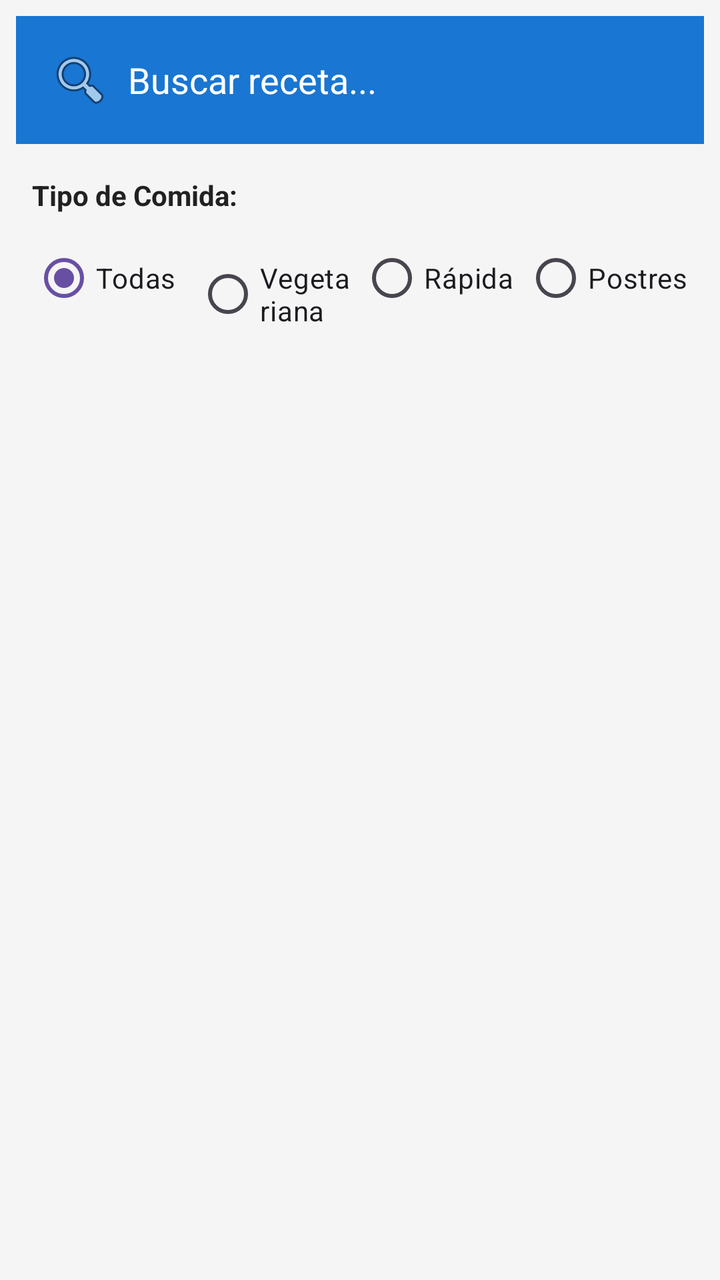
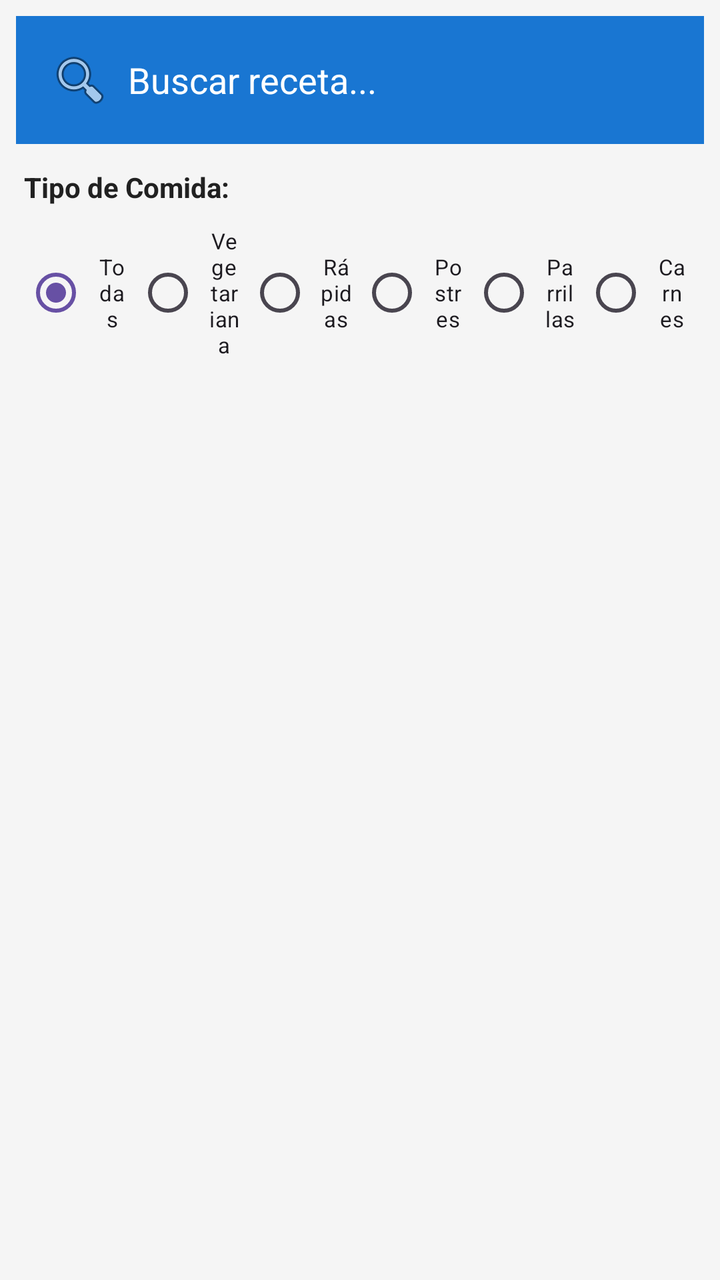

Two renders of the same Android screen: before a commit and after it. Below are the layout's source before the change and the commit's diff.
<!-- AndroidManifest.xml: application theme Theme.Bibliotecadigital -->
<!-- res/layout/activity_search.xml -->
<?xml version="1.0" encoding="utf-8"?>
<LinearLayout xmlns:android="http://schemas.android.com/apk/res/android"
    android:layout_width="match_parent"
    android:layout_height="match_parent"
    android:orientation="vertical"
    android:background="#F5F5F5">

    <EditText
        android:id="@+id/searchEditText"
        android:layout_width="match_parent"
        android:layout_height="wrap_content"
        android:hint="Buscar receta..."
        android:padding="16dp"
        android:background="#1976D2"
        android:textColorHint="@android:color/white"
        android:textColor="@android:color/white"
        android:drawableLeft="@android:drawable/ic_menu_search"
        android:drawablePadding="8dp"
        android:layout_margin="8dp" />

    <LinearLayout
        android:layout_width="match_parent"
        android:layout_height="wrap_content"
        android:orientation="vertical"
        android:padding="8dp">

        <TextView
            android:layout_width="wrap_content"
            android:layout_height="wrap_content"
            android:text="Tipo de Comida:"
            android:textStyle="bold"
            android:textColor="#212121"
            android:layout_marginStart="8dp" />

        <RadioGroup
            android:id="@+id/filterRadioGroup"
            android:layout_width="match_parent"
            android:layout_height="wrap_content"
            android:orientation="horizontal"
            android:padding="8dp">

            <RadioButton
                android:id="@+id/filterAll"
                android:layout_width="0dp"
                android:layout_height="wrap_content"
                android:layout_weight="1"
                android:text="Todas"
                android:checked="true" />

            <RadioButton
                android:id="@+id/filterVegetarian"
                android:layout_width="0dp"
                android:layout_height="wrap_content"
                android:layout_weight="1"
                android:text="Vegetariana" />

            <RadioButton
                android:id="@+id/filterFast"
                android:layout_width="0dp"
                android:layout_height="wrap_content"
                android:layout_weight="1"
                android:text="Rápida" />

            <RadioButton
                android:id="@+id/filterDesserts"
                android:layout_width="0dp"
                android:layout_height="wrap_content"
                android:layout_weight="1"
                android:text="Postres" />
        </RadioGroup>

    </LinearLayout>

    <androidx.recyclerview.widget.RecyclerView
        android:id="@+id/recipesRecyclerView"
        android:layout_width="match_parent"
        android:layout_height="match_parent"
        android:padding="8dp"
        android:clipToPadding="false" />

</LinearLayout>
<!-- resources referenced by this layout -->
<resources>
  <style name="Theme.Bibliotecadigital" parent="Base.Theme.Bibliotecadigital" />
  <style name="Base.Theme.Bibliotecadigital" parent="Theme.Material3.DayNight.NoActionBar">
          
          
      </style>
</resources>

<!-- the commit's change to res/layout/activity_search.xml (unified diff, before → after) -->
@@ -5,6 +5,7 @@
     android:orientation="vertical"
     android:background="#F5F5F5">
 
+    
     <EditText
         android:id="@+id/searchEditText"
         android:layout_width="match_parent"
@@ -18,11 +19,15 @@
         android:drawablePadding="8dp"
         android:layout_margin="8dp" />
 
+    
     <LinearLayout
         android:layout_width="match_parent"
         android:layout_height="wrap_content"
         android:orientation="vertical"
-        android:padding="8dp">
+        android:paddingStart="12dp"
+        android:paddingEnd="12dp"
+        android:paddingTop="4dp"
+        android:paddingBottom="4dp">
 
         <TextView
             android:layout_width="wrap_content"
@@ -30,21 +35,30 @@
             android:text="Tipo de Comida:"
             android:textStyle="bold"
             android:textColor="#212121"
-            android:layout_marginStart="8dp" />
+            android:textSize="14sp"
+            android:layout_marginBottom="6dp" />
 
         <RadioGroup
             android:id="@+id/filterRadioGroup"
             android:layout_width="match_parent"
             android:layout_height="wrap_content"
             android:orientation="horizontal"
-            android:padding="8dp">
+            android:gravity="center"
+            android:paddingTop="4dp"
+            android:paddingBottom="4dp">
 
+            
             <RadioButton
                 android:id="@+id/filterAll"
                 android:layout_width="0dp"
                 android:layout_height="wrap_content"
                 android:layout_weight="1"
+                android:gravity="center"
+                android:minHeight="40dp"
+                android:paddingLeft="4dp"
+                android:paddingRight="4dp"
                 android:text="Todas"
+                android:textSize="11sp"
                 android:checked="true" />
 
             <RadioButton
@@ -52,25 +66,66 @@
                 android:layout_width="0dp"
                 android:layout_height="wrap_content"
                 android:layout_weight="1"
-                android:text="Vegetariana" />
+                android:gravity="center"
+                android:minHeight="40dp"
+                android:paddingLeft="4dp"
+                android:paddingRight="4dp"
+                android:text="Vegetariana"
+                android:textSize="11sp" />
 
             <RadioButton
                 android:id="@+id/filterFast"
                 android:layout_width="0dp"
                 android:layout_height="wrap_content"
                 android:layout_weight="1"
-                android:text="Rápida" />
+                android:gravity="center"
+                android:minHeight="40dp"
+                android:paddingLeft="4dp"
+                android:paddingRight="4dp"
+                android:text="Rápidas"
+                android:textSize="11sp" />
 
             <RadioButton
                 android:id="@+id/filterDesserts"
                 android:layout_width="0dp"
                 android:layout_height="wrap_content"
                 android:layout_weight="1"
-                android:text="Postres" />
+                android:gravity="center"
+                android:minHeight="40dp"
+                android:paddingLeft="4dp"
+                android:paddingRight="4dp"
+                android:text="Postres"
+                android:textSize="11sp" />
+
+            <RadioButton
+                android:id="@+id/filterParrillas"
+                android:layout_width="0dp"
+                android:layout_height="wrap_content"
+                android:layout_weight="1"
+                android:gravity="center"
+                android:minHeight="40dp"
+                android:paddingLeft="4dp"
+                android:paddingRight="4dp"
+                android:text="Parrillas"
+                android:textSize="11sp" />
+
+            <RadioButton
+                android:id="@+id/filterCarnes"
+                android:layout_width="0dp"
+                android:layout_height="wrap_content"
+                android:layout_weight="1"
+                android:gravity="center"
+                android:minHeight="40dp"
+                android:paddingLeft="4dp"
+                android:paddingRight="4dp"
+                android:text="Carnes"
+                android:textSize="11sp" />
+
         </RadioGroup>
 
     </LinearLayout>
 
+    
     <androidx.recyclerview.widget.RecyclerView
         android:id="@+id/recipesRecyclerView"
         android:layout_width="match_parent"
